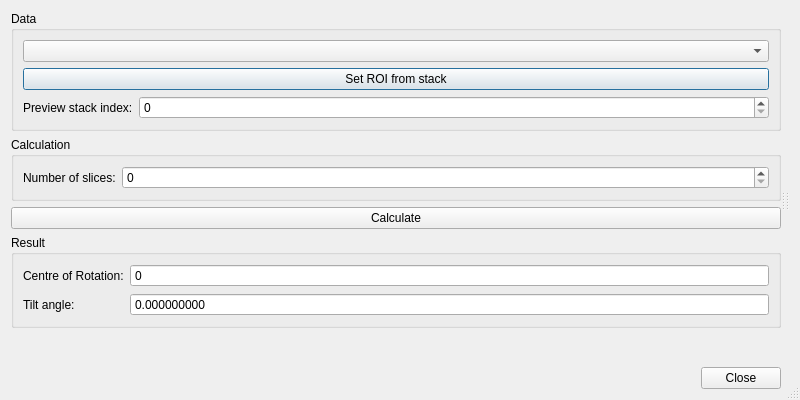
Above: mantidimaging/gui/ui/cor_tilt_dialog.ui from mantidproject/mantidimaging before the change. Below: the same form after it.
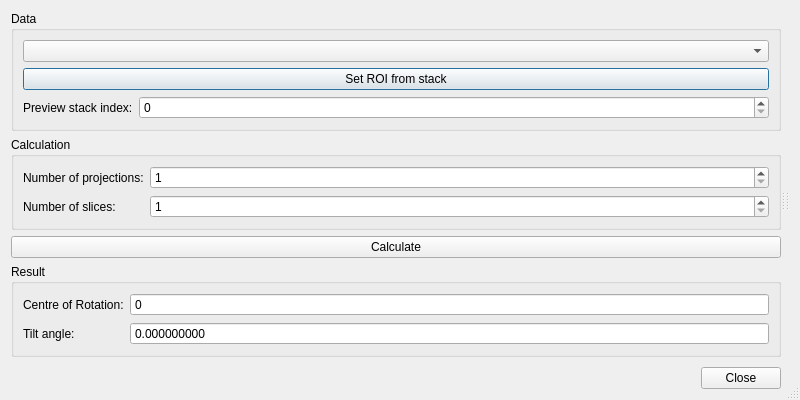
That is the form after the change. Custom widgets are drawn as their Qt base class.

Commit message:
Allow downsampling in projection axis
Re #217

Typically including all projections does not add a huge amount to the
rotation centre finding and leads to excessibe execution times.

This allows the number of projections used to be reduced.

The edit to the form file:
```diff
--- a/mantidimaging/gui/ui/cor_tilt_dialog.ui
+++ b/mantidimaging/gui/ui/cor_tilt_dialog.ui
@@ -62,15 +62,35 @@
           <property name="fieldGrowthPolicy">
            <enum>QFormLayout::AllNonFixedFieldsGrow</enum>
           </property>
-          <item row="0" column="0">
+          <item row="1" column="0">
            <widget class="QLabel" name="sliceCountLabel">
             <property name="text">
              <string>Number of slices:</string>
             </property>
            </widget>
           </item>
-          <item row="0" column="1">
+          <item row="1" column="1">
            <widget class="QSpinBox" name="sliceCount">
+            <property name="minimum">
+             <number>1</number>
+            </property>
+            <property name="maximum">
+             <number>9999</number>
+            </property>
+           </widget>
+          </item>
+          <item row="0" column="0">
+           <widget class="QLabel" name="projectionCountLabel">
+            <property name="text">
+             <string>Number of projections:</string>
+            </property>
+           </widget>
+          </item>
+          <item row="0" column="1">
+           <widget class="QSpinBox" name="projectionCount">
+            <property name="minimum">
+             <number>1</number>
+            </property>
             <property name="maximum">
              <number>9999</number>
             </property>
```
Left out of the diff: 11 changed lines with no effect on the pictures. The commit also changes 4 other files.
